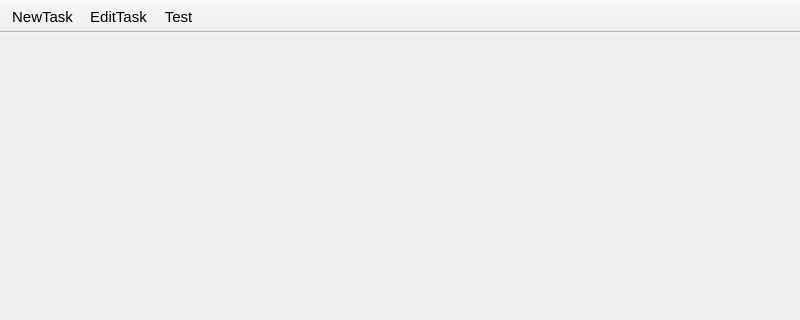
The window that ui/main_window.ui (funway/TransferDog) describes before a commit, drawn with Qt 5; both pictures show x 0 to 800 and y 0 to 320 of the 800 by 600 pixel window.
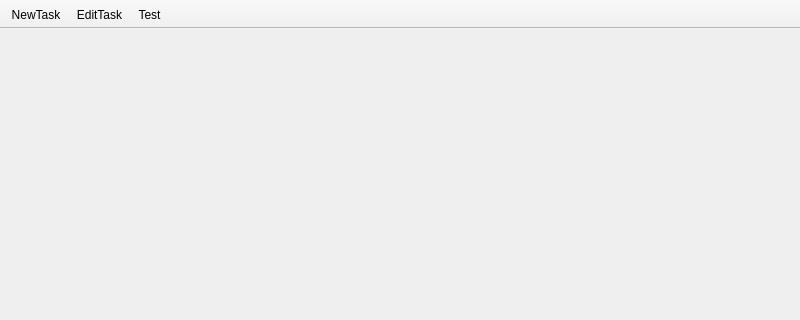
The same window after the commit. Icons and pictures are not drawn.

The edit to the form file:
```diff
--- a/ui/main_window.ui
+++ b/ui/main_window.ui
@@ -14,20 +14,7 @@
    <string>MainWindow</string>
   </property>
   <property name="styleSheet">
-   <string notr="true">QToolBar {
-	/* set style for QToolBar */
-}
-QToolBar QToolButton {
-	/* set style for QToolButtons in QToolBar */
-	font-size: 15px;
-}
-QToolBar QToolButton:hover {
-	border-radius: 5px;
-	background-color: qlineargradient(x1: 0, y1: 0, x2: 0, y2: 1, stop: 0 #fdfbf7, stop: 1 #cfccc7);
-}
-QToolBar QToolButton:pressed {
-	/* background-color: blue; */
-}</string>
+   <string notr="true"/>
   </property>
   <widget class="QWidget" name="centralwidget"/>
   <widget class="QToolBar" name="toolBar">
```
